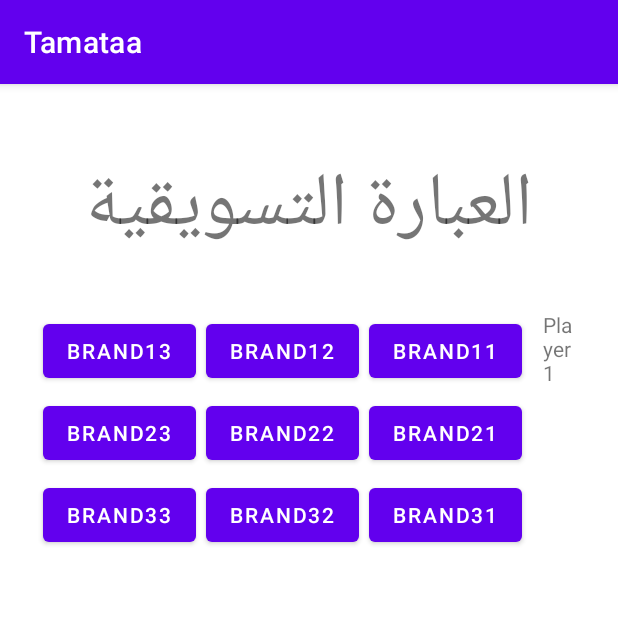
After one commit to SamaDawihi/Tamataa, an Android app: the CardsGame screen opened directly, with no data from a screen before it, on a phone screen of 412 x 824 dp, the top half of it. The commit adds this screen. Run offline under Robolectric (Android 15) with nearby library versions, the phone set to English and light mode, and no system bars.

Commit message:
Version 2 CardsGame initial design

```diff
--- a/app/src/main/AndroidManifest.xml
+++ b/app/src/main/AndroidManifest.xml
@@ -11,6 +11,9 @@
         android:supportsRtl="true"
         android:theme="@style/Theme.Tamataa"
         tools:targetApi="31">
+        <activity
+            android:name=".CardsGame"
+            android:exported="false" />
         <activity
             android:name=".Major"
             android:exported="false" />
--- /dev/null
+++ b/app/src/main/java/com/example/tamataa/CardsGame.java
@@ -0,0 +1,14 @@
+package com.example.tamataa;
+
+import androidx.appcompat.app.AppCompatActivity;
+
+import android.os.Bundle;
+
+public class CardsGame extends AppCompatActivity {
+
+    @Override
+    protected void onCreate(Bundle savedInstanceState) {
+        super.onCreate(savedInstanceState);
+        setContentView(R.layout.activity_cards_game);
+    }
+}
--- a/app/src/main/java/com/example/tamataa/Major.java
+++ b/app/src/main/java/com/example/tamataa/Major.java
@@ -8,12 +8,14 @@ import android.widget.Button;
 import android.widget.TextView;
 import android.widget.Toast;
 
+import java.util.HashMap;
 import java.util.Map;
 
 public class Major extends AppCompatActivity {
 
     Map<String , Button> gameBtn;
 
+    Intent goToGame;
     int majorId;
 
     @Override
@@ -22,6 +24,7 @@ public class Major extends AppCompatActivity {
         setContentView(R.layout.activity_major);
 
         setMajorId();
+        gameBtn = new HashMap<>();
 
         setGames();
 
@@ -54,10 +57,20 @@ public class Major extends AppCompatActivity {
 
     private void setGames() {
         if (majorId == 2){
-            gameBtn.put("cardGame", findViewById(R.id.game1));
+            gameBtn.put("cardsGame", findViewById(R.id.cardsgameBtn)); //for now is 1
+            gameBtn.get("cardsGame").setOnClickListener(v -> goToGame(1));
 
         }
 
     }
 
+    private void goToGame(int gameId) {
+        if(gameId == 1) {//cardsGame
+            goToGame = new Intent(this, CardsGame.class);
+            startActivity(goToGame);
+        }
+
+
+    }
+
 }
--- /dev/null
+++ b/app/src/main/res/layout/activity_cards_game.xml
@@ -0,0 +1,122 @@
+<?xml version="1.0" encoding="utf-8"?>
+<LinearLayout xmlns:android="http://schemas.android.com/apk/res/android"
+    xmlns:app="http://schemas.android.com/apk/res-auto"
+    xmlns:tools="http://schemas.android.com/tools"
+    android:layout_width="match_parent"
+    android:layout_height="match_parent"
+
+    android:orientation="vertical"
+    android:padding="20dp"
+    tools:context=".CardsGame">
+
+    <TextView
+        android:id="@+id/marketingPhraseTV"
+        android:layout_margin="20dp"
+
+        android:gravity="center"
+        android:layout_gravity="center"
+        android:textAlignment="center"
+
+        android:layout_width="wrap_content"
+        android:layout_height="wrap_content"
+        android:text="العبارة التسويقية"
+        android:textSize="50dp"/>
+
+
+
+    <!-- Middle Row Section -->
+    <LinearLayout
+        android:layout_width="match_parent"
+        android:layout_height="wrap_content"
+        android:orientation="horizontal">
+        <!-- Brand Cards Section -->
+        <TableLayout
+            android:layout_margin="5dp"
+            android:id="@+id/brandsTable"
+            android:layout_width="wrap_content"
+            android:layout_height="wrap_content">
+
+            <TableRow
+                android:layout_width="wrap_content"
+                android:layout_height="wrap_content">
+                <Button
+                    android:layout_margin="3dp"
+                    android:layout_width="wrap_content"
+                    android:layout_height="wrap_content"
+                    android:id="@+id/brand13"
+                    android:text="brand13"/>
+                <Button
+                    android:layout_margin="3dp"
+                    android:layout_width="wrap_content"
+                    android:layout_height="wrap_content"
+                    android:id="@+id/brand12"
+                    android:text="brand12"/>
+                <Button
+                    android:layout_margin="3dp"
+                    android:layout_width="wrap_content"
+                    android:layout_height="wrap_content"
+                    android:id="@+id/brand11"
+                    android:text="brand11"/>
+            </TableRow>
+            <TableRow
+                android:layout_width="wrap_content"
+                android:layout_height="wrap_content">
+                <Button
+                    android:layout_margin="3dp"
+                    android:layout_width="wrap_content"
+                    android:layout_height="wrap_content"
+                    android:id="@+id/brand23"
+                    android:text="brand23"/>
+                <Button
+                    android:layout_margin="3dp"
+                    android:layout_width="wrap_content"
+                    android:layout_height="wrap_content"
+                    android:id="@+id/brand22"
+                    android:text="brand22"/>
+                <Button
+                    android:layout_margin="3dp"
+                    android:layout_width="wrap_content"
+                    android:layout_height="wrap_content"
+                    android:id="@+id/brand21"
+                    android:text="brand21"/>
+            </TableRow>
+            <TableRow
+                android:layout_width="wrap_content"
+                android:layout_height="wrap_content">
+                <Button
+                    android:layout_margin="3dp"
+                    android:layout_width="wrap_content"
+                    android:layout_height="wrap_content"
+                    android:id="@+id/brand33"
+                    android:text="brand33"/>
+                <Button
+                    android:layout_margin="3dp"
+                    android:layout_width="wrap_content"
+                    android:layout_height="wrap_content"
+                    android:id="@+id/brand32"
+                    android:text="brand32"/>
+                <Button
+                    android:layout_margin="3dp"
+                    android:layout_width="wrap_content"
+                    android:layout_height="wrap_content"
+                    android:id="@+id/brand31"
+                    android:text="brand31"/>
+            </TableRow>
+
+        </TableLayout>
+        <!-- playersSection -->
+        <LinearLayout
+            android:layout_margin="5dp"
+            android:id="@+id/playersSection"
+            android:layout_width="wrap_content"
+            android:layout_height="wrap_content"
+            android:orientation="vertical">
+            <TextView
+                android:layout_width="wrap_content"
+                android:layout_height="wrap_content"
+                android:text="Player1"/>
+
+
+        </LinearLayout>
+    </LinearLayout>
+</LinearLayout>
--- a/app/src/main/res/layout/activity_major.xml
+++ b/app/src/main/res/layout/activity_major.xml
@@ -52,10 +52,10 @@
             android:layout_margin="5dp"
             />
         <Button
-            android:id="@+id/game1"
+            android:id="@+id/cardsgameBtn"
             android:layout_width="wrap_content"
             android:layout_height="wrap_content"
-            android:text="تحدي 1"
+            android:text="لعبة البطاقات"
             android:textSize="22dp"
             android:layout_margin="5dp"
             />
```
